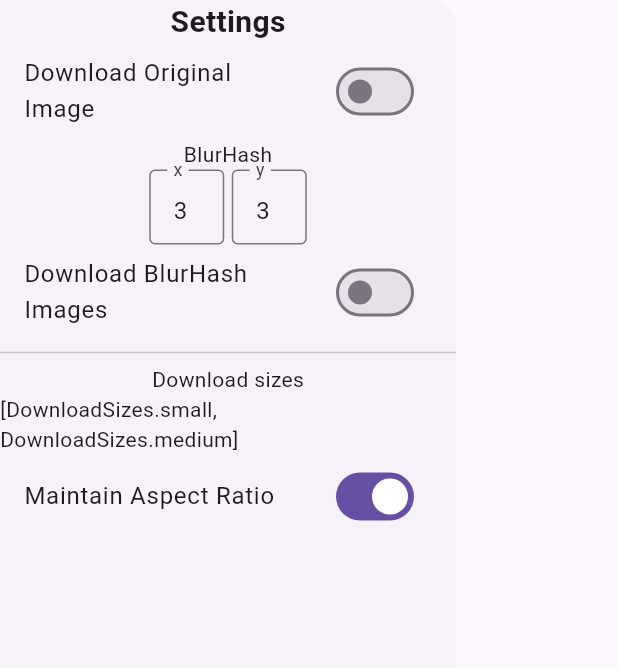
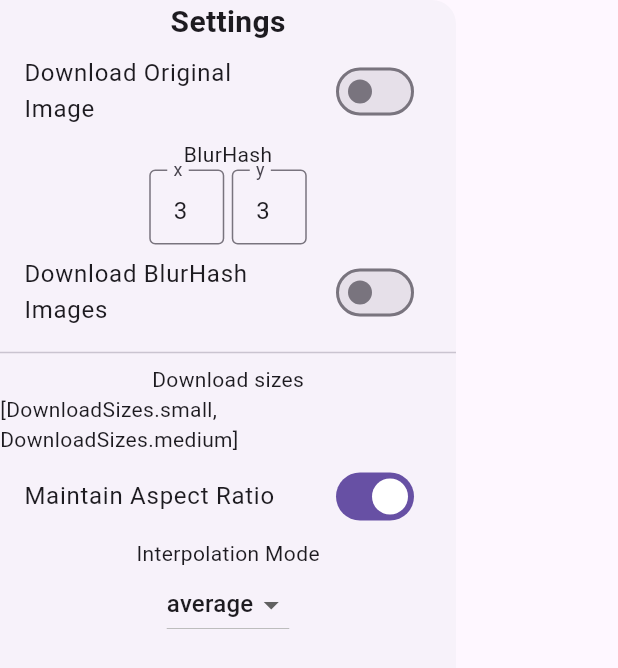
Before and after one commit to cgutierr-zgz/wacaplacasacapoco, a Flutter app: the DownloaderSettingsDrawer widget shown alone on an empty page, opened directly, after a tap on "Maintain Aspect Ratio", on a phone screen of 412 x 824 dp. Shown: the top 668 px of the screen. Run offline on Flutter 3.47's test engine with Material 3 defaults, Android fonts, the phone set to English and light mode, and no system bars; our stand-ins replace dotted_border, file_picker, flutter_bloc, hydrated_bloc; missing offline and left inert: blurhash, dart:html, flutter_dropzone.

Commit message:
adds interpolation modes

```diff
--- a/lib/downloader/cubit/downloader_cubit.dart
+++ b/lib/downloader/cubit/downloader_cubit.dart
@@ -8,6 +8,7 @@ import 'dart:typed_data';
 import 'package:blurhash/blurhash.dart';
 import 'package:hydrated_bloc/hydrated_bloc.dart';
 import 'package:image/image.dart' as img;
+import 'package:image/image.dart';
 import 'package:path/path.dart' as p;
 
 part 'downloader_state.dart';
@@ -37,6 +38,11 @@ class DownloaderCubit extends HydratedCubit<DownloaderState> {
   void toggleMaintainAspectRatio() {
     final newState =
         state.copyWith(maintainAspectRatio: !state.maintainAspectRatio);
+    emit(newState);
+  }
+
+  void changeInterpolation(Interpolation interpolationMode) {
+    final newState = state.copyWith(interpolationMode: interpolationMode);
     emit(newState);
   }
 
@@ -123,6 +129,7 @@ class DownloaderCubit extends HydratedCubit<DownloaderState> {
           width: value.size.$1,
           height: value.size.$2,
           maintainAspect: state.maintainAspectRatio,
+          interpolation: img.Interpolation.average,
         );
         List<dynamic> blobParts;
         if (ext case '.png') {
@@ -165,6 +172,8 @@ class DownloaderCubit extends HydratedCubit<DownloaderState> {
         downloadBlurHashImages: json['downloadBlurHashImages'] as bool,
         maintainAspectRatio: json['maintainAspectRatio'] as bool,
         downloadOriginalImage: json['downloadOriginalImage'] as bool,
+        interpolationMode:
+            img.Interpolation.values[json['interpolationMode'] as int],
       );
     } catch (e) {
       log('Could not load state. [$e]');
@@ -181,6 +190,7 @@ class DownloaderCubit extends HydratedCubit<DownloaderState> {
         'downloadBlurHashImages': state.downloadBlurHashImages,
         'maintainAspectRatio': state.maintainAspectRatio,
         'downloadOriginalImage': state.downloadOriginalImage,
+        'interpolationMode': state.interpolationMode.index,
       };
     } catch (e) {
       log('Could not save state. [$e]');
--- a/lib/downloader/cubit/downloader_state.dart
+++ b/lib/downloader/cubit/downloader_state.dart
@@ -20,6 +20,7 @@ class DownloaderState {
     required this.downloadBlurHashImages,
     required this.maintainAspectRatio,
     required this.downloadOriginalImage,
+    required this.interpolationMode,
   });
 
   final Map<String, Uint8List> images;
@@ -27,6 +28,7 @@ class DownloaderState {
   final bool downloadBlurHashImages;
   final bool maintainAspectRatio;
   final bool downloadOriginalImage;
+  final Interpolation interpolationMode;
 
   static const initialState = DownloaderState(
     images: {},
@@ -34,6 +36,7 @@ class DownloaderState {
     downloadBlurHashImages: false,
     maintainAspectRatio: false,
     downloadOriginalImage: false,
+    interpolationMode: Interpolation.average,
   );
 
   DownloaderState copyWith({
@@ -42,6 +45,7 @@ class DownloaderState {
     bool? downloadBlurHashImages,
     bool? maintainAspectRatio,
     bool? downloadOriginalImage,
+    Interpolation? interpolationMode,
   }) {
     return DownloaderState(
       images: images ?? this.images,
@@ -51,6 +55,7 @@ class DownloaderState {
       maintainAspectRatio: maintainAspectRatio ?? this.maintainAspectRatio,
       downloadOriginalImage:
           downloadOriginalImage ?? this.downloadOriginalImage,
+      interpolationMode: interpolationMode ?? this.interpolationMode,
     );
   }
 }
--- a/lib/downloader/view/widgets/downloader_settings_drawer.dart
+++ b/lib/downloader/view/widgets/downloader_settings_drawer.dart
@@ -1,5 +1,6 @@
 import 'package:flutter/material.dart';
 import 'package:flutter_bloc/flutter_bloc.dart';
+import 'package:image/image.dart';
 import 'package:wacaplacasacapoco/downloader/downloader.dart';
 
 class DownloaderSettingsDrawer extends StatelessWidget {
@@ -37,6 +38,22 @@ class DownloaderSettingsDrawer extends StatelessWidget {
                 title: const Text('Maintain Aspect Ratio'),
                 onChanged: (_) => cubit.toggleMaintainAspectRatio(),
               ),
+              const Text('Interpolation Mode'),
+              DropdownButton<Interpolation>(
+                value: state.interpolationMode,
+                items: List.generate(
+                  Interpolation.values.length,
+                  (index) {
+                    final item = Interpolation.values[index];
+                    return DropdownMenuItem(
+                      value: item,
+                      child: Text(item.name),
+                      onTap: () => cubit.changeInterpolation(item),
+                    );
+                  },
+                ),
+                onChanged: (value) {},
+              ),
             ],
           ),
         );
```
